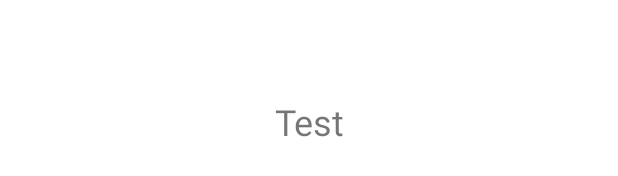
After one commit to sallixie/peringatan-dini-jalan-berlubang, an Android app: the layout activity_update_location.xml on its own in the app's theme, with its tools: preview values and no code run, on a phone screen of 412 x 824 dp. The commit adds this screen. Shown: the part 496-672 px from the top of the screen. Run offline under Robolectric (Android 15) with nearby library versions, the phone set to English and light mode, and no system bars.

Commit message:
Add some in maps optimize

```diff
--- a/app/build.gradle
+++ b/app/build.gradle
@@ -39,4 +39,5 @@ dependencies {
     androidTestImplementation 'androidx.test.espresso:espresso-core:3.5.1'
     implementation 'com.google.android.gms:play-services-location:21.0.1'
     implementation 'com.google.android.gms:play-services-maps:18.1.0'
+    implementation 'com.karumi:dexter:6.2.2'
 }
--- /dev/null
+++ b/app/src/main/res/layout/activity_update_location.xml
@@ -0,0 +1,17 @@
+<?xml version="1.0" encoding="utf-8"?>
+<androidx.constraintlayout.widget.ConstraintLayout xmlns:android="http://schemas.android.com/apk/res/android"
+    xmlns:app="http://schemas.android.com/apk/res-auto"
+    xmlns:tools="http://schemas.android.com/tools"
+    android:layout_width="match_parent"
+    android:layout_height="match_parent"
+    tools:context=".UpdateLocationActivity">
+
+    <TextView
+        android:id="@+id/tvLocation"
+        android:layout_width="match_parent"
+        android:layout_height="match_parent"
+        android:text="Test"
+        android:textSize="24sp"
+        android:gravity="center"/>
+
+</androidx.constraintlayout.widget.ConstraintLayout>
```
Also changed, not shown: app/src/main/AndroidManifest.xml (+10 -4 lines), app/src/main/java/com/eksype/peringatandinijalanberlubang/MapsActivity.java (+41 -28 lines), app/src/main/java/com/eksype/peringatandinijalanberlubang/MyLocationService.java (added, +40 -0 lines), app/src/main/java/com/eksype/peringatandinijalanberlubang/UpdateLocationActivity.java (added, +114 -0 lines).
